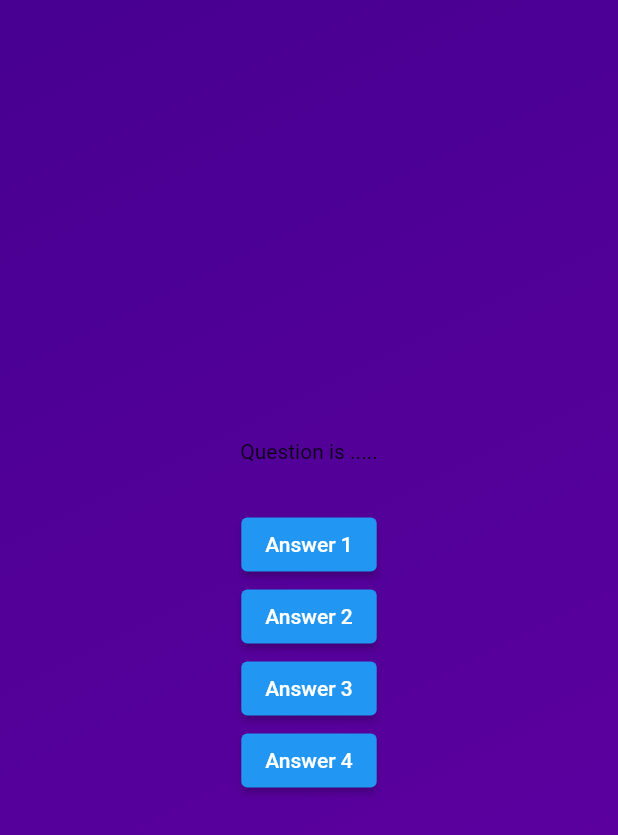
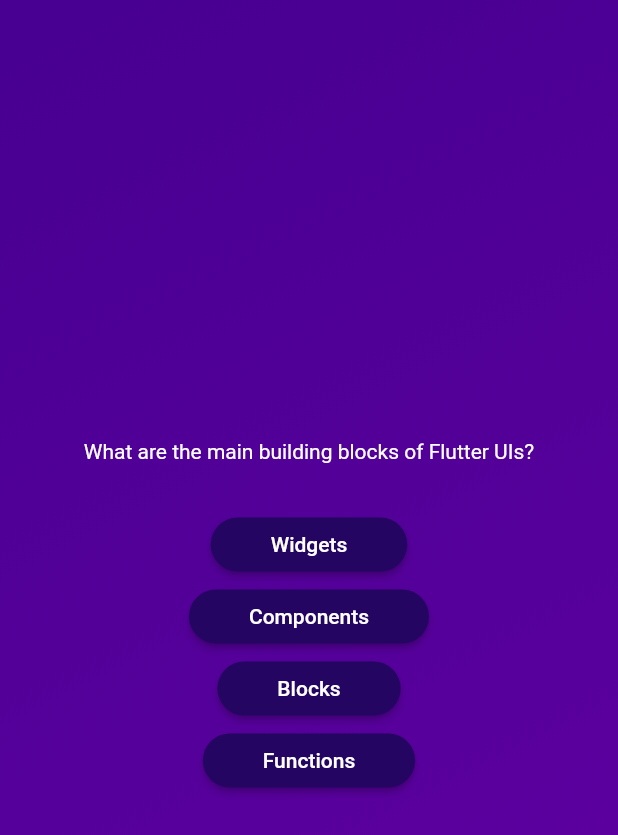
Before and after one commit to subarnabsadhukhan/Quizzo-Quiz-App, a Flutter app: the screen it shows after launch, after a tap on "Start Quiz", on a phone screen of 412 x 824 dp. Shown: the top 835 px of the screen. Run offline on Flutter 3.47's test engine with Material 2 defaults, Android fonts, the phone set to English and light mode, and no system bars.

Commit message:
learn: Access List Elements & Object Properties:
const list = ['cooking','reading'];
To access list items, use
list[0] --> 'cooking' and list[1] -> 'reading'

```diff
--- a/lib/questions_screen.dart
+++ b/lib/questions_screen.dart
@@ -1,4 +1,6 @@
 import 'package:flutter/material.dart';
+import 'package:quiz_app/answer_button.dart';
+import 'package:quiz_app/data/questions.dart';
 
 class QuestionsScreen extends StatefulWidget {
   const QuestionsScreen({super.key});
@@ -11,41 +13,37 @@
 class _QuestionsScreenState extends State<QuestionsScreen> {
   @override
   Widget build(context) {
+    final currentQuestion = questions[0];
     return SizedBox(
       width: double.infinity,
       child: Column(
         mainAxisAlignment: MainAxisAlignment.center,
         children: [
-          const Text(
-            'Question is .....',
+          Text(
+            currentQuestion.text,
+            style: const TextStyle(
+              color: Colors.white,
+            ),
           ),
           const SizedBox(
             height: 30,
           ),
-          ElevatedButton(
-            onPressed: () {},
-            child: const Text(
-              'Answer 1',
-            ),
+          AnswerButton(
+            answerText: currentQuestion.answers[0],
+            onTap: () {},
           ),
-          ElevatedButton(
-            onPressed: () {},
-            child: const Text(
-              'Answer 2',
-            ),
+          AnswerButton(
+            answerText: currentQuestion.answers[1],
+            onTap: () {},
           ),
-          ElevatedButton(
-            onPressed: () {},
-            child: const Text(
-              'Answer 3',
-            ),
+          AnswerButton(
+            answerText: currentQuestion.answers[2],
+            onTap: () {},
           ),
-          ElevatedButton(
-            onPressed: () {},
-            child: const Text(
-              'Answer 4',
-            ),
-          )
+          AnswerButton(
+            answerText: currentQuestion.answers[3],
+            onTap: () {},
+          ),
         ],
       ),
     );
```
